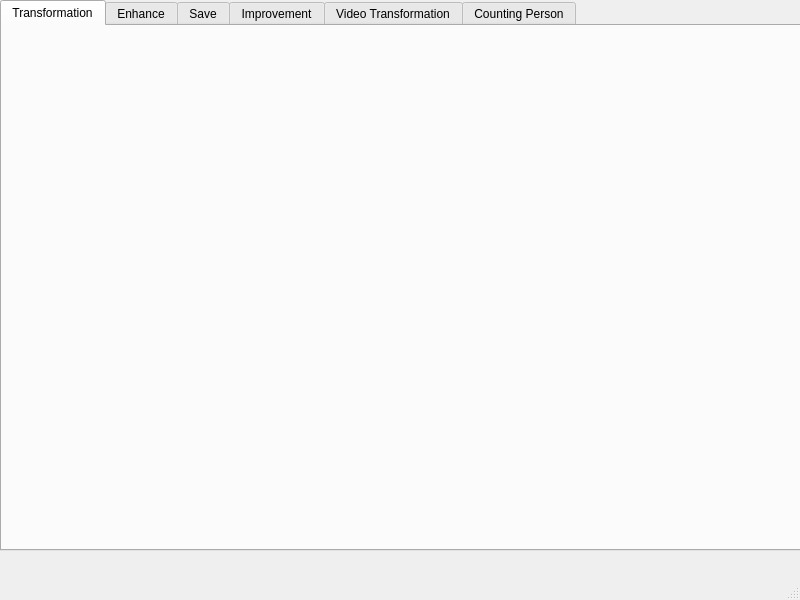
First picture: the form in image_processing_app.ui, repository soyoung125/MultimediaProcessingTool, before the edit.
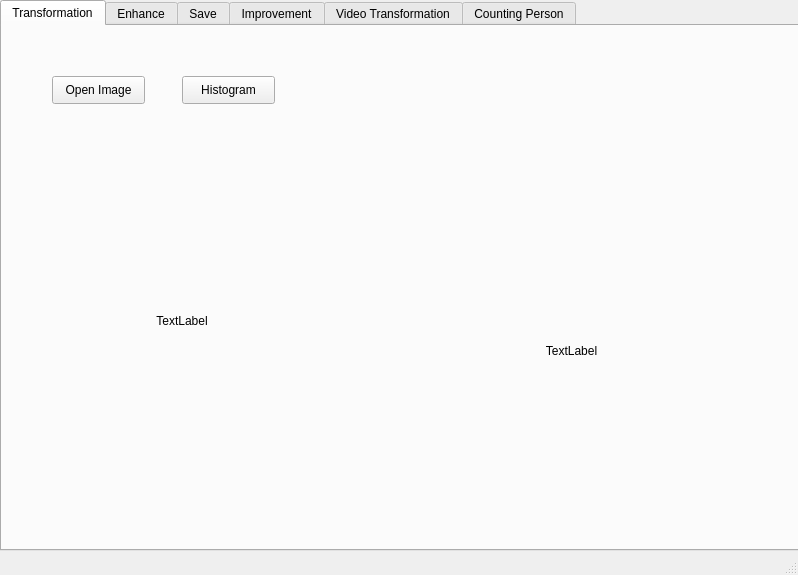
Second picture: the form after the edit. The open tabs and pages were chosen to show the change.

Commit message: histogram 기능 구현

What changed in the file:
```diff
--- a/image_processing_app.ui
+++ b/image_processing_app.ui
@@ -6,8 +6,8 @@
    <rect>
     <x>0</x>
     <y>0</y>
-    <width>800</width>
-    <height>600</height>
+    <width>798</width>
+    <height>575</height>
    </rect>
   </property>
   <property name="windowTitle">
@@ -30,6 +30,64 @@
      <attribute name="title">
       <string>Transformation</string>
      </attribute>
+     <widget class="QPushButton" name="bntImpOpenImage_2">
+      <property name="geometry">
+       <rect>
+        <x>50</x>
+        <y>50</y>
+        <width>93</width>
+        <height>28</height>
+       </rect>
+      </property>
+      <property name="text">
+       <string>Open Image</string>
+      </property>
+     </widget>
+     <widget class="QLabel" name="lblImage1_2">
+      <property name="geometry">
+       <rect>
+        <x>20</x>
+        <y>140</y>
+        <width>320</width>
+        <height>310</height>
+       </rect>
+      </property>
+      <property name="text">
+       <string>TextLabel</string>
+      </property>
+      <property name="alignment">
+       <set>Qt::AlignCenter</set>
+      </property>
+     </widget>
+     <widget class="QLabel" name="lblImage2_2">
+      <property name="geometry">
+       <rect>
+        <x>359</x>
+        <y>129</y>
+        <width>421</width>
+        <height>391</height>
+       </rect>
+      </property>
+      <property name="text">
+       <string>TextLabel</string>
+      </property>
+      <property name="alignment">
+       <set>Qt::AlignCenter</set>
+      </property>
+     </widget>
+     <widget class="QPushButton" name="bntShowHistogram">
+      <property name="geometry">
+       <rect>
+        <x>180</x>
+        <y>50</y>
+        <width>93</width>
+        <height>28</height>
+       </rect>
+      </property>
+      <property name="text">
+       <string>Histogram</string>
+      </property>
+     </widget>
     </widget>
     <widget class="QWidget" name="tab_2">
      <attribute name="title">
```
Left out of the diff: 4 changed lines with no effect on the pictures. The commit also changes 2 other files.
